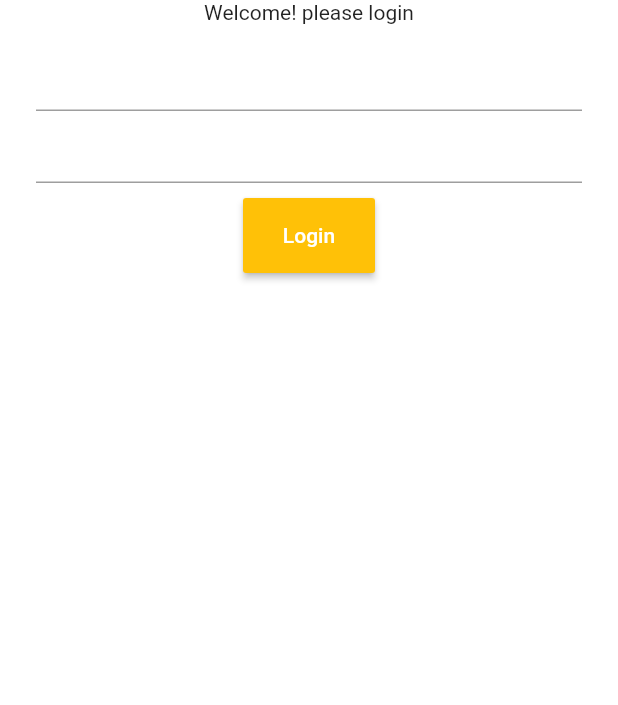
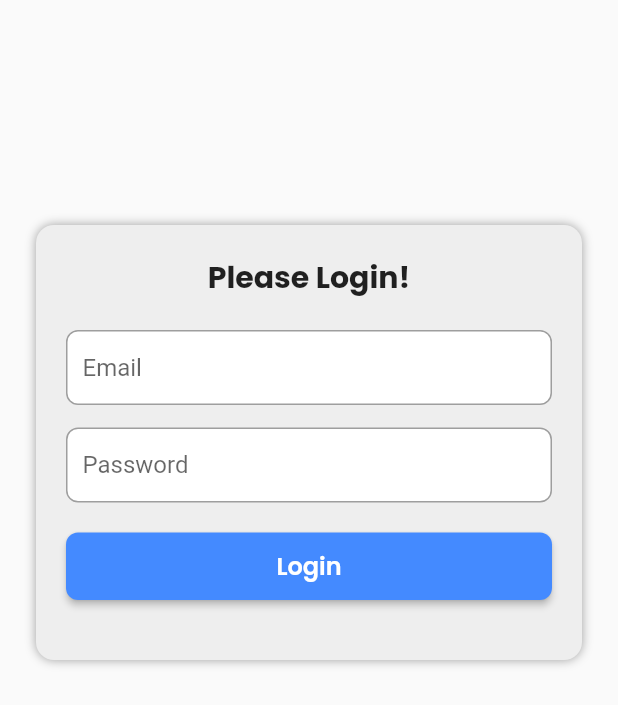
Before and after one commit to rikkyps/flutter_bloc, a Flutter app: the screen it shows after launch, on a phone screen of 412 x 824 dp. Shown: the top 705 px of the screen. Run offline on Flutter 3.47's test engine with Material 2 defaults, Android fonts, the phone set to English and light mode, and no system bars; our stand-ins replace bloc, equatable, flutter_bloc, flutter_spinkit, google_fonts, shared_preferences; accounts and stored records are empty.

Commit message:
flutter auth bloc v6 done

```diff
--- /dev/null
+++ b/lib/bloc/auth_event.dart
@@ -0,0 +1,24 @@
+part of 'auth_bloc.dart';
+
+abstract class AuthEvent extends Equatable {
+  const AuthEvent();
+
+  @override
+  List<Object> get props => [];
+}
+
+class OnAppStated extends AuthEvent {}
+
+class OnAuthCheck extends AuthEvent {}
+
+class OnLogOut extends AuthEvent {}
+
+class OnLogin extends AuthEvent {
+  final String email;
+  final String password;
+
+  OnLogin({this.email, this.password});
+
+  @override
+  List<Object> get props => [email, password];
+}
--- /dev/null
+++ b/lib/bloc/auth_state.dart
@@ -0,0 +1,51 @@
+part of 'auth_bloc.dart';
+
+abstract class AuthState extends Equatable {
+  const AuthState();
+
+  @override
+  List<Object> get props => [];
+}
+
+class AuthInitial extends AuthState {}
+
+class AuthLoading extends AuthState {}
+
+class AuthHasToken extends AuthState {
+  final String token;
+
+  AuthHasToken({this.token});
+  @override
+  List<Object> get props => [token];
+}
+
+class AuthFailed extends AuthState {}
+
+class AuthData extends AuthState {
+  final String name;
+  final String email;
+
+  AuthData({this.name, this.email});
+
+  @override
+  List<Object> get props => [name, email];
+}
+
+class LoginInitial extends AuthState {}
+
+class LoginSuccess extends AuthState {
+  final User user;
+
+  LoginSuccess({this.user});
+
+  @override
+  List<Object> get props => [user];
+}
+
+class LoginFailed extends AuthState {
+  final String error;
+
+  LoginFailed({this.error});
+  @override
+  List<Object> get props => [error];
+}
--- a/lib/bloc/user_event.dart
+++ /dev/null
@@ -1,18 +0,0 @@
-part of 'user_bloc.dart';
-
-abstract class UserEvent extends Equatable {
-  const UserEvent();
-
-  @override
-  List<Object> get props => [];
-}
-
-class DoSignIn extends UserEvent {
-  final String email;
-  final String password;
-
-  DoSignIn(this.email, this.password);
-
-  @override
-  List<Object> get props => [email, password];
-}
--- a/lib/bloc/user_state.dart
+++ /dev/null
@@ -1,26 +0,0 @@
-part of 'user_bloc.dart';
-
-abstract class UserState extends Equatable {
-  const UserState();
-
-  @override
-  List<Object> get props => [];
-}
-
-class UserInitial extends UserState {}
-
-class UserLoaded extends UserState {
-  final User user;
-
-  UserLoaded(this.user);
-  @override
-  List<Object> get props => [user];
-}
-
-class UserLoadingFailed extends UserState {
-  final String message;
-
-  UserLoadingFailed(this.message);
-  @override
-  List<Object> get props => [message];
-}
--- a/lib/main.dart
+++ b/lib/main.dart
@@ -1,20 +1,52 @@
 import 'package:flutter/material.dart';
-import 'package:flutter_auth_bloc/bloc/user_bloc.dart';
+import 'package:flutter_auth_bloc/bloc/auth_bloc.dart';
+import 'package:flutter_auth_bloc/ui/pages/pages.dart';
 import 'package:flutter_bloc/flutter_bloc.dart';
-import './ui/pages/pages.dart';
+import 'package:flutter_spinkit/flutter_spinkit.dart';
 
 void main() => runApp(MyApp());
 
 class MyApp extends StatelessWidget {
   @override
   Widget build(BuildContext context) {
-    return MaterialApp(
-      debugShowCheckedModeBanner: false,
-      home: MultiBlocProvider(providers: [
-        BlocProvider(
-          create: (_) => UserBloc(),
+    return BlocProvider(
+      create: (_) => AuthBloc(),
+      child: MaterialApp(
+        debugShowCheckedModeBanner: false,
+        home: BlocBuilder<AuthBloc, AuthState>(
+          builder: (context, state) {
+            if (state is AuthInitial) {
+              context.read<AuthBloc>().add(OnAuthCheck());
+              return Container(
+                color: Colors.white,
+                child: SpinKitFadingCircle(
+                  color: Colors.blueAccent,
+                ),
+              );
+            }
+
+            if (state is AuthHasToken) {
+              return MainPage();
+            }
+
+            if (state is AuthFailed || state is LoginFailed) {
+              return LoginPage();
+            }
+
+            if (state is AuthLoading) {
+              return Container(
+                  color: Colors.white,
+                  child: SpinKitFadingCircle(
+                    color: Colors.blueAccent,
+                  ));
+            }
+
+            return Container(
+              color: Colors.white,
+            );
+          },
         ),
-      ], child: LoginPage()),
+      ),
     );
   }
 }
--- /dev/null
+++ b/lib/services/auth_services.dart
@@ -0,0 +1,68 @@
+part of 'services.dart';
+
+class AuthServices {
+  static Future<ApiReturnValue<User>> login(String _email, String _password,
+      {http.Client client}) async {
+    if (client == null) {
+      client = http.Client();
+    }
+
+    String endPoint = baseURL + 'login';
+    var response = await http.post(endPoint,
+        headers: {'Content-type': 'application/json'},
+        body: jsonEncode({'email': _email, 'password': _password}));
+
+    if (response.statusCode != 200) {
+      return ApiReturnValue(message: 'Login gagal');
+    }
+
+    var data = jsonDecode(response.body);
+    User.token = data['data']['access_token'];
+    User value = User.fromJson(data['data']['user']);
+
+    return ApiReturnValue(value: value);
+  }
+
+  static Future<ApiReturnValue> logOut(String token,
+      {http.Client client}) async {
+    if (client == null) {
+      client = http.Client();
+    }
+
+    String endPoint = baseURL + 'logout';
+    var response = await client.post(endPoint, headers: {
+      'Content-type': 'application/json',
+      'Authorization': 'Bearer $token'
+    });
+
+    if (response.statusCode != 200) {
+      ApiReturnValue(message: 'Logout gagal!');
+    }
+
+    var data = jsonDecode(response.body);
+    return ApiReturnValue(value: data['data']);
+  }
+
+  static Future hasToken() async {
+    Future<SharedPreferences> _pref = SharedPreferences.getInstance();
+    final SharedPreferences local = await _pref;
+    final String token = local.getString('access_token') ?? null;
+    if (token != null) {
+      return token;
+    } else {
+      return null;
+    }
+  }
+
+  static Future setAccessToken(String token) async {
+    Future<SharedPreferences> _pref = SharedPreferences.getInstance();
+    final SharedPreferences local = await _pref;
+    local.setString('access_token', token);
+  }
+
+  static Future unSetAccessToken() async {
+    Future<SharedPreferences> _pref = SharedPreferences.getInstance();
+    final SharedPreferences local = await _pref;
+    local.setString('access_token', null);
+  }
+}
--- a/lib/services/services.dart
+++ b/lib/services/services.dart
@@ -1,7 +1,9 @@
 import 'dart:convert';
 import 'package:flutter_auth_bloc/models/models.dart';
 import 'package:http/http.dart' as http;
+import 'package:shared_preferences/shared_preferences.dart';
 
 part 'user_services.dart';
+part 'auth_services.dart';
 
 String baseURL = 'http://foodmarket-backend.codehater.net/api/';
--- a/lib/ui/pages/login_page.dart
+++ b/lib/ui/pages/login_page.dart
@@ -1,78 +1,130 @@
 part of 'pages.dart';
 
 class LoginPage extends StatefulWidget {
+  final AuthBloc authBloc;
+  const LoginPage({Key key, this.authBloc}) : super(key: key);
+
   @override
   _LoginPageState createState() => _LoginPageState();
 }
 
 class _LoginPageState extends State<LoginPage> {
-  bool isLoading = false;
-  TextEditingController email = TextEditingController();
-  TextEditingController password = TextEditingController();
+  final TextEditingController emailController = TextEditingController();
+  final TextEditingController passwordController = TextEditingController();
 
   @override
   Widget build(BuildContext context) {
+    return BlocBuilder<AuthBloc, AuthState>(builder: (context, state) {
       return Scaffold(
-      backgroundColor: Colors.white,
-      body: ListView(
+        body: SafeArea(
+          child: ListView(
+            padding: EdgeInsets.symmetric(horizontal: 24),
             children: [
-          Column(
+              SizedBox(
+                height: 150,
+              ),
+              Center(
+                child: Container(
+                  width: double.infinity,
+                  padding: EdgeInsets.fromLTRB(20, 20, 20, 20),
+                  decoration: BoxDecoration(
+                    borderRadius: BorderRadius.circular(12),
+                    color: Colors.grey[200],
+                    boxShadow: [BoxShadow(blurRadius: 5, color: Colors.grey)],
+                  ),
+                  child: Column(
                     mainAxisAlignment: MainAxisAlignment.center,
                     children: [
-              Text('Welcome! please login'),
+                      Text(
+                        'Please Login!',
+                        style: GoogleFonts.poppins(
+                          fontSize: 20,
+                          fontWeight: FontWeight.bold,
+                        ),
+                      ),
                       SizedBox(
-                height: 10,
+                        height: 20,
                       ),
                       Container(
-                padding: EdgeInsets.symmetric(horizontal: 24),
-                child: TextField(controller: email),
+                        padding: EdgeInsets.symmetric(horizontal: 10),
+                        width: double.infinity,
+                        decoration: BoxDecoration(
+                            borderRadius: BorderRadius.circular(8),
+                            color: Colors.white,
+                            border: Border.all(color: Colors.grey)),
+                        child: TextField(
+                          controller: emailController,
+                          decoration: InputDecoration(
+                              border: InputBorder.none, hintText: 'Email'),
+                        ),
+                      ),
+                      SizedBox(
+                        height: 15,
                       ),
                       Container(
-                padding: EdgeInsets.symmetric(horizontal: 24),
-                child: TextField(obscureText: true, controller: password),
+                        padding: EdgeInsets.symmetric(horizontal: 10),
+                        width: double.infinity,
+                        decoration: BoxDecoration(
+                            borderRadius: BorderRadius.circular(8),
+                            color: Colors.white,
+                            border: Border.all(color: Colors.grey)),
+                        child: TextField(
+                          controller: passwordController,
+                          obscureText: true,
+                          decoration: InputDecoration(
+                              border: InputBorder.none, hintText: 'Password'),
+                        ),
                       ),
                       SizedBox(
-                height: 10,
+                        height: 20,
                       ),
                       Container(
-                height: 50,
-                padding: EdgeInsets.symmetric(horizontal: 24),
-                child: (isLoading)
+                        height: 45,
+                        width: double.infinity,
+                        child: RaisedButton(
+                          shape: RoundedRectangleBorder(
+                              borderRadius: BorderRadius.circular(8)),
+                          color: Colors.blueAccent,
+                          child: (state is AuthLoading)
                               ? SpinKitFadingCircle(
-                        color: Colors.amber,
-                        size: 50,
+                                  color: Colors.white,
                                 )
-                    : RaisedButton(
-                        child: Text(
+                              : Text(
                                   'Login',
-                          style: TextStyle(color: Colors.white),
+                                  style: GoogleFonts.poppins(
+                                      fontSize: 16,
+                                      fontWeight: FontWeight.w600,
+                                      color: Colors.white),
                                 ),
-                        color: Colors.amber,
-                        onPressed: () async {
-                          setState(() {
-                            isLoading = true;
-                          });
-                          context.read<UserBloc>().add(DoSignIn(email.text, password.text));
-                          UserState state = context.read<UserBloc>().state;
-
-                          if (state is UserLoaded) {
-                            Navigator.push(
-                              context,
-                              MaterialPageRoute(
-                                  builder: (context) => MainPage(state.user)),
+                          onPressed: () {
+                            _login();
+                          },
+                        ),
+                      ),
+                      SizedBox(
+                        height: 20,
+                      ),
+                      (state is LoginFailed)
+                          ? Center(
+                              child: Text('Login gagal'),
+                            )
+                          : SizedBox()
+                    ],
+                  ),
+                ),
+              ),
+              SizedBox(
+                height: 70,
+              ),
+            ],
+          ),
+        ),
       );
-                          } else {
-                            setState(() {
-                              isLoading = false;
     });
   }
-                        },
-                      ),
-              )
-            ],
-          )
-        ],
-      ),
-    );
+
+  void _login() {
+    context.read<AuthBloc>().add(OnLogin(
+        email: emailController.text, password: passwordController.text));
   }
 }
--- a/lib/ui/pages/pages.dart
+++ b/lib/ui/pages/pages.dart
@@ -1,8 +1,9 @@
 import 'package:flutter/material.dart';
-import 'package:flutter_auth_bloc/bloc/user_bloc.dart';
-import 'package:flutter_auth_bloc/models/models.dart';
+import 'package:flutter/rendering.dart';
+import 'package:flutter_auth_bloc/bloc/auth_bloc.dart';
 import 'package:flutter_bloc/flutter_bloc.dart';
 import 'package:flutter_spinkit/flutter_spinkit.dart';
+import 'package:google_fonts/google_fonts.dart';
 
 part 'login_page.dart';
 part 'main_page.dart';
--- a/pubspec.yaml
+++ b/pubspec.yaml
@@ -30,6 +30,7 @@ dependencies:
   google_fonts: ^1.1.2
   http: ^0.12.2
   intl: ^0.16.1
+  shared_preferences: ^0.5.12+4
 
 dev_dependencies:
   flutter_test:
```
Also changed, not shown: lib/bloc/auth_bloc.dart (added, +56 -0 lines), lib/bloc/user_bloc.dart (deleted, +0 -28 lines), lib/ui/pages/main_page.dart (+38 -8 lines), pubspec.lock, 3 other files. Lines whose indentation alone changed are shown as unchanged.
